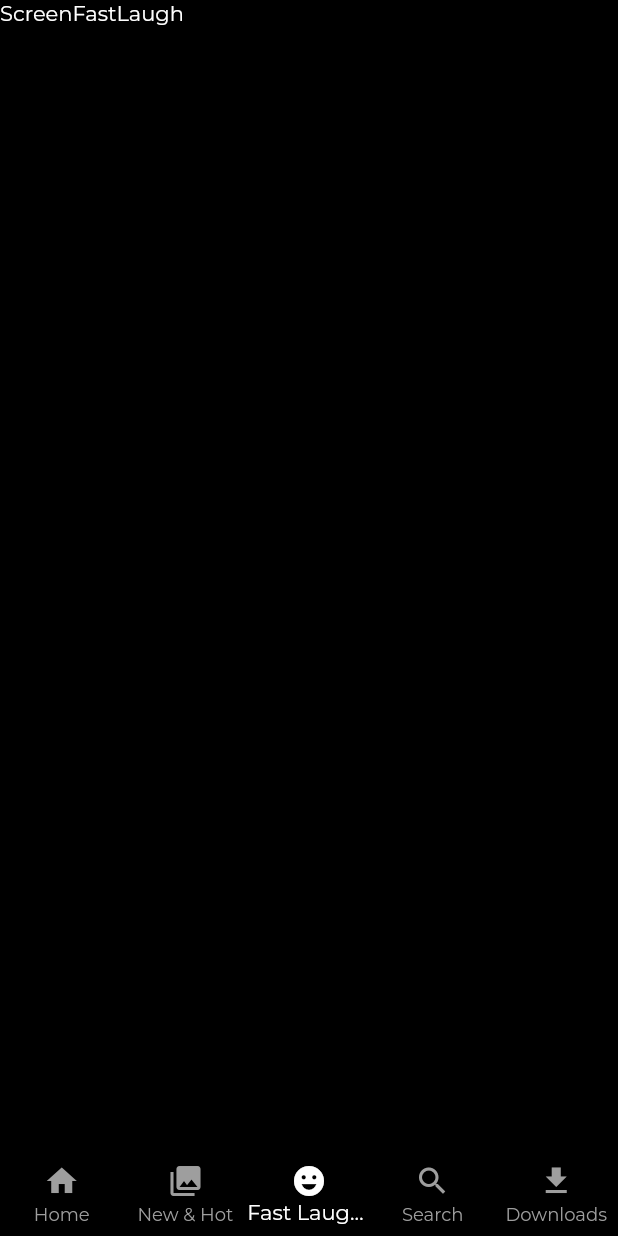
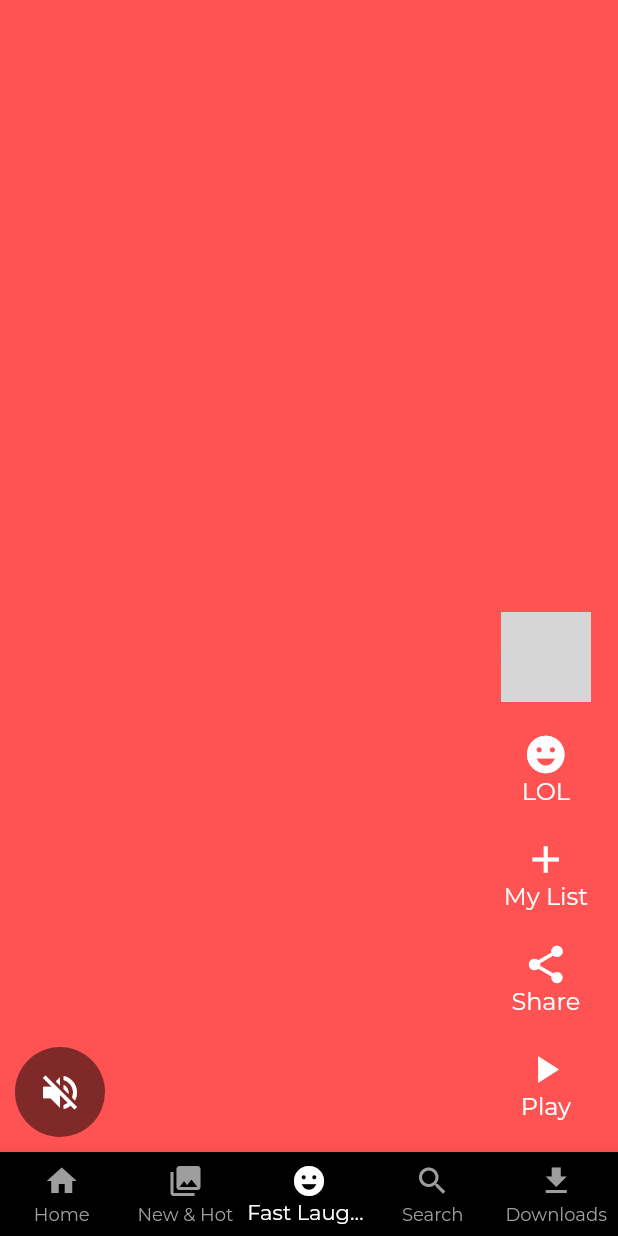
Before and after one commit to PraveenPathmakaran/Netflix-Clone, a Flutter app: the screen it shows after launch, item 3 of the bottom bar chosen, on a phone screen of 412 x 824 dp. Run offline on Flutter 3.47's test engine with Material 2 defaults, Android fonts, the phone set to English and light mode, and no system bars; our stand-ins replace google_fonts; network calls fail; grey boxes are pictures that could not be loaded.

Commit message:
fast laugh page completed

```diff
--- a/lib/presentation/fast_laugh.dart/screen_fast_laugh.dart
+++ b/lib/presentation/fast_laugh.dart/screen_fast_laugh.dart
@@ -1,4 +1,5 @@
 import 'package:flutter/material.dart';
+import 'package:netflix/presentation/fast_laugh.dart/widgets/video_list_item.dart';
 
 class ScreenFastLaugh extends StatelessWidget {
   const ScreenFastLaugh({Key? key}) : super(key: key);
@@ -6,7 +7,15 @@ class ScreenFastLaugh extends StatelessWidget {
   @override
   Widget build(BuildContext context) {
     return Scaffold(
-      body: Text("ScreenFastLaugh"),
+      body: SafeArea(
+          child: PageView(
+        scrollDirection: Axis.vertical,
+        children: List.generate(10, (index) {
+          return VideoListItem(
+            index: index,
+          );
+        }),
+      )),
     );
   }
 }
--- /dev/null
+++ b/lib/presentation/fast_laugh.dart/widgets/video_list_item.dart
@@ -0,0 +1,90 @@
+import 'package:flutter/material.dart';
+import 'package:netflix/core/colors/colors.dart';
+import 'package:netflix/presentation/search/widgets/search_result.dart';
+
+class VideoListItem extends StatelessWidget {
+  final int index;
+  const VideoListItem({Key? key, required this.index}) : super(key: key);
+
+  @override
+  Widget build(BuildContext context) {
+    return Stack(
+      children: [
+        Container(
+          color: Colors.accents[index % Colors.accents.length],
+        ),
+        Align(
+          alignment: Alignment.bottomCenter,
+          child: Padding(
+            padding: const EdgeInsets.symmetric(horizontal: 10, vertical: 10),
+            child: Row(
+              crossAxisAlignment: CrossAxisAlignment.end,
+              mainAxisAlignment: MainAxisAlignment.spaceBetween,
+              children: [
+                //left side
+                CircleAvatar(
+                  radius: 30,
+                  backgroundColor: Colors.black.withOpacity(0.5),
+                  child: IconButton(
+                    onPressed: () {},
+                    icon: const Icon(
+                      Icons.volume_off,
+                      color: kWhiteColor,
+                      size: 30,
+                    ),
+                  ),
+                ),
+                //right side
+
+                Column(
+                  mainAxisAlignment: MainAxisAlignment.end,
+                  children: const [
+                    Padding(
+                      padding: EdgeInsets.symmetric(vertical: 10),
+                      child: CircleAvatar(
+                        radius: 30,
+                        backgroundImage: NetworkImage(imageUrl),
+                      ),
+                    ),
+                    VideoActionsWidget(
+                        icon: Icons.emoji_emotions, title: 'LOL'),
+                    VideoActionsWidget(icon: Icons.add, title: 'My List'),
+                    VideoActionsWidget(icon: Icons.share, title: 'Share'),
+                    VideoActionsWidget(icon: Icons.play_arrow, title: 'Play'),
+                  ],
+                )
+              ],
+            ),
+          ),
+        )
+      ],
+    );
+  }
+}
+
+class VideoActionsWidget extends StatelessWidget {
+  final IconData icon;
+  final String title;
+  const VideoActionsWidget({Key? key, required this.icon, required this.title})
+      : super(key: key);
+
+  @override
+  Widget build(BuildContext context) {
+    return Padding(
+      padding: const EdgeInsets.symmetric(vertical: 10, horizontal: 10),
+      child: Column(
+        children: [
+          Icon(
+            icon,
+            color: Colors.white,
+            size: 30,
+          ),
+          Text(
+            title,
+            style: TextStyle(color: kWhiteColor, fontSize: 16),
+          )
+        ],
+      ),
+    );
+  }
+}
--- a/pubspec.yaml
+++ b/pubspec.yaml
@@ -35,6 +35,7 @@ dependencies:
   # Use with the CupertinoIcons class for iOS style icons.
   cupertino_icons: ^1.0.2
   google_fonts: ^3.0.1
+  video_player: ^2.4.7
 
 dev_dependencies:
   flutter_test:
```
Also changed, not shown: pubspec.lock, 1 other file.
